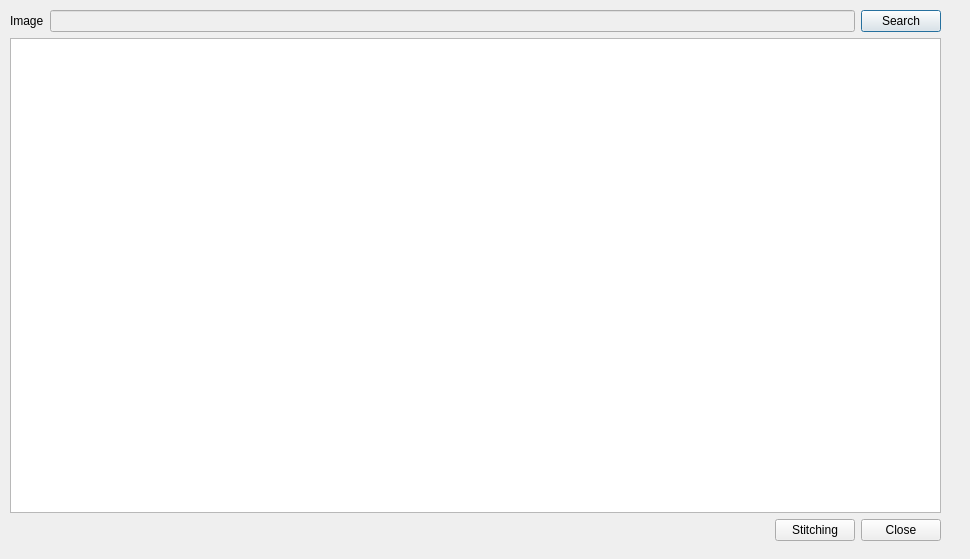
Old version of the form image_stitching.ui in the repository jasonjin34/hiwi-imageprocessing.
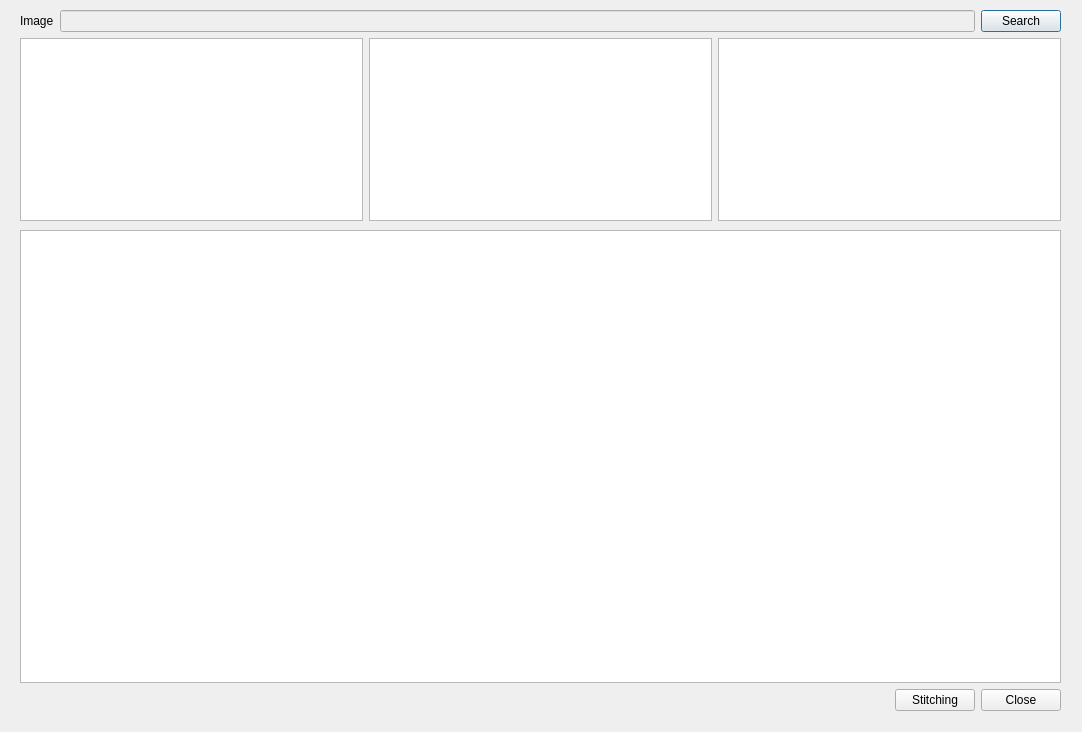
New version of the form.

Commit message: digitial stitching without mask

```diff
--- a/image_stitching.ui
+++ b/image_stitching.ui
@@ -6,8 +6,8 @@
    <rect>
     <x>0</x>
     <y>0</y>
-    <width>970</width>
-    <height>559</height>
+    <width>1082</width>
+    <height>732</height>
    </rect>
   </property>
   <property name="sizePolicy">
@@ -22,46 +22,30 @@
   <widget class="QWidget" name="">
    <property name="geometry">
     <rect>
-     <x>10</x>
+     <x>20</x>
      <y>10</y>
-     <width>931</width>
-     <height>531</height>
+     <width>1041</width>
+     <height>211</height>
     </rect>
    </property>
-   <layout class="QGridLayout" name="gridLayout_3" rowstretch="0,0">
+   <layout class="QGridLayout" name="gridLayout_4">
     <item row="0" column="0">
-     <layout class="QGridLayout" name="gridLayout">
-      <item row="1" column="0">
-       <widget class="QGraphicsView" name="stitching_result">
-        <property name="sizePolicy">
-         <sizepolicy hsizetype="Expanding" vsizetype="Expanding">
-          <horstretch>0</horstretch>
-          <verstretch>0</verstretch>
-         </sizepolicy>
-        </property>
-       </widget>
-      </item>
+     <layout class="QGridLayout" name="gridLayout_3">
       <item row="0" column="0">
-       <layout class="QHBoxLayout" name="horizontalLayout_3">
-        <item>
-         <layout class="QHBoxLayout" name="horizontalLayout_5">
-          <item>
            <widget class="QLabel" name="label">
             <property name="text">
              <string>Image</string>
             </property>
            </widget>
           </item>
-         </layout>
-        </item>
-        <item>
+      <item row="0" column="1">
          <widget class="QLineEdit" name="imageFile_stitching">
           <property name="enabled">
            <bool>false</bool>
           </property>
          </widget>
         </item>
-        <item>
+      <item row="0" column="2">
          <widget class="QPushButton" name="searchImage_stitching">
           <property name="text">
            <string>Search</string>
@@ -70,18 +54,72 @@
         </item>
        </layout>
       </item>
-     </layout>
-    </item>
     <item row="1" column="0">
      <layout class="QGridLayout" name="gridLayout_2">
       <item row="0" column="0">
+       <widget class="QGraphicsView" name="inputView1">
+        <property name="maximumSize">
+         <size>
+          <width>16777215</width>
+          <height>200</height>
+         </size>
+        </property>
+       </widget>
+      </item>
+      <item row="0" column="1">
+       <widget class="QGraphicsView" name="inputView2">
+        <property name="maximumSize">
+         <size>
+          <width>16777215</width>
+          <height>200</height>
+         </size>
+        </property>
+       </widget>
+      </item>
+      <item row="0" column="2">
+       <widget class="QGraphicsView" name="inputView3">
+        <property name="maximumSize">
+         <size>
+          <width>16777215</width>
+          <height>200</height>
+         </size>
+        </property>
+       </widget>
+      </item>
+     </layout>
+    </item>
+   </layout>
+  </widget>
+  <widget class="QWidget" name="">
+   <property name="geometry">
+    <rect>
+     <x>20</x>
+     <y>230</y>
+     <width>1041</width>
+     <height>481</height>
+    </rect>
+   </property>
+   <layout class="QGridLayout" name="gridLayout_5">
+    <item row="0" column="0">
+     <widget class="QGraphicsView" name="stitching_result">
+      <property name="sizePolicy">
+       <sizepolicy hsizetype="Expanding" vsizetype="Expanding">
+        <horstretch>0</horstretch>
+        <verstretch>0</verstretch>
+       </sizepolicy>
+      </property>
+     </widget>
+    </item>
+    <item row="1" column="0">
+     <layout class="QGridLayout" name="gridLayout">
+      <item row="0" column="0">
        <spacer name="horizontalSpacer">
         <property name="orientation">
          <enum>Qt::Horizontal</enum>
         </property>
         <property name="sizeHint" stdset="0">
          <size>
-          <width>40</width>
+          <width>838</width>
           <height>20</height>
          </size>
         </property>
```
Lines whose indentation alone changed are shown as unchanged. The commit also changes 4 other files.
